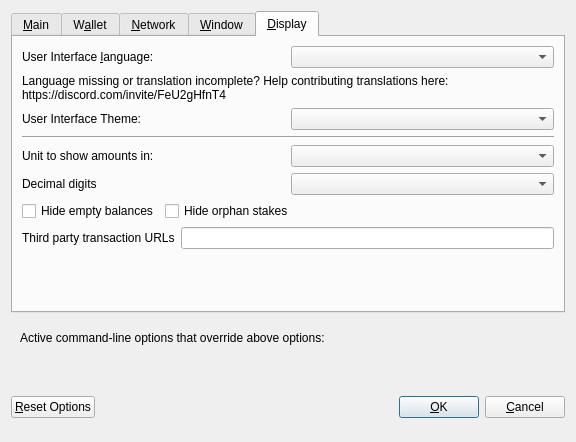
decenomy/DSW, file src/qt/forms/optionsdialog.ui: the form before one commit.
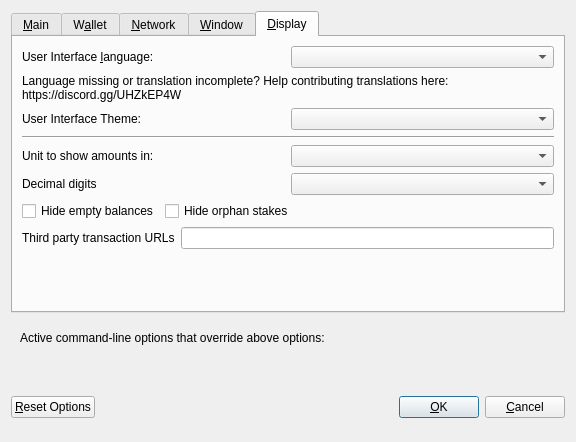
The form after the commit. The open tabs and pages were chosen to show the change. Custom widgets are drawn as their Qt base class.

Commit message: updated Discord server info

```diff
--- a/src/qt/forms/optionsdialog.ui
+++ b/src/qt/forms/optionsdialog.ui
@@ -533,7 +533,7 @@
          </property>
          <property name="text">
           <string>Language missing or translation incomplete? Help contributing translations here:
-https://discord.com/invite/FeU2gHfnT4</string>
+https://discord.gg/UHZkEP4W</string>
          </property>
          <property name="wordWrap">
           <bool>true</bool>
```
The commit also changes 18 other files.
